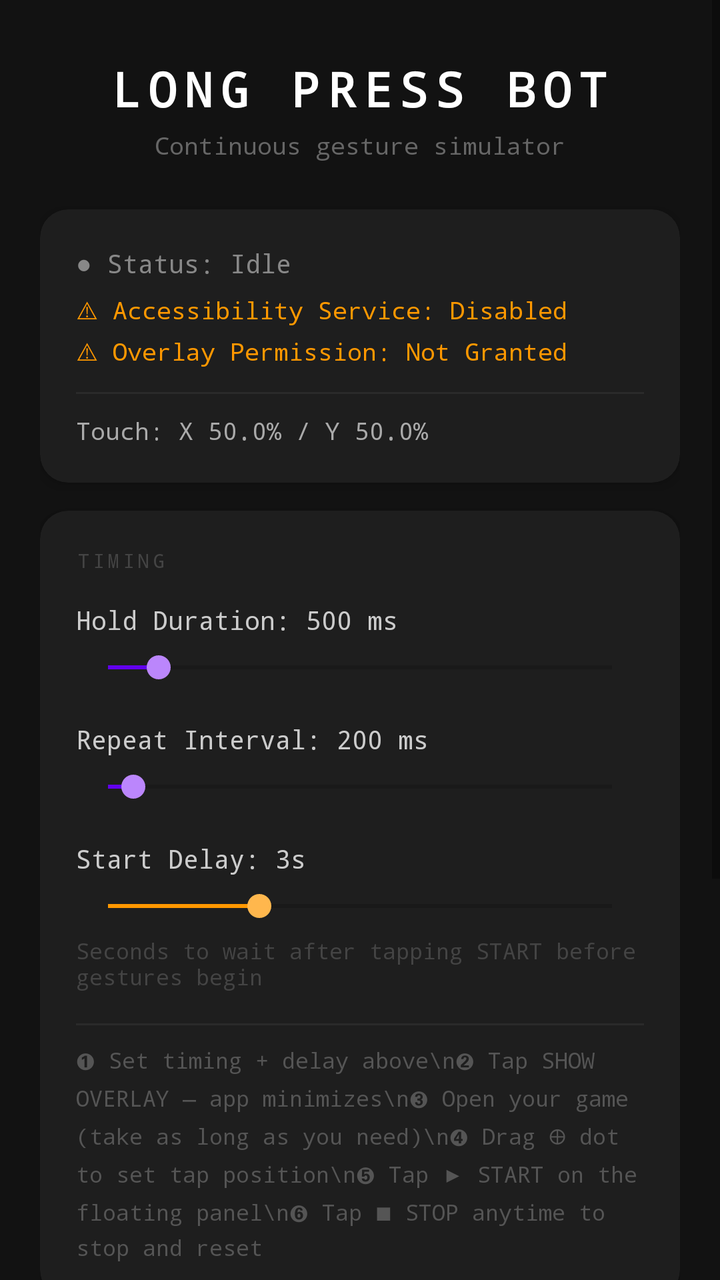
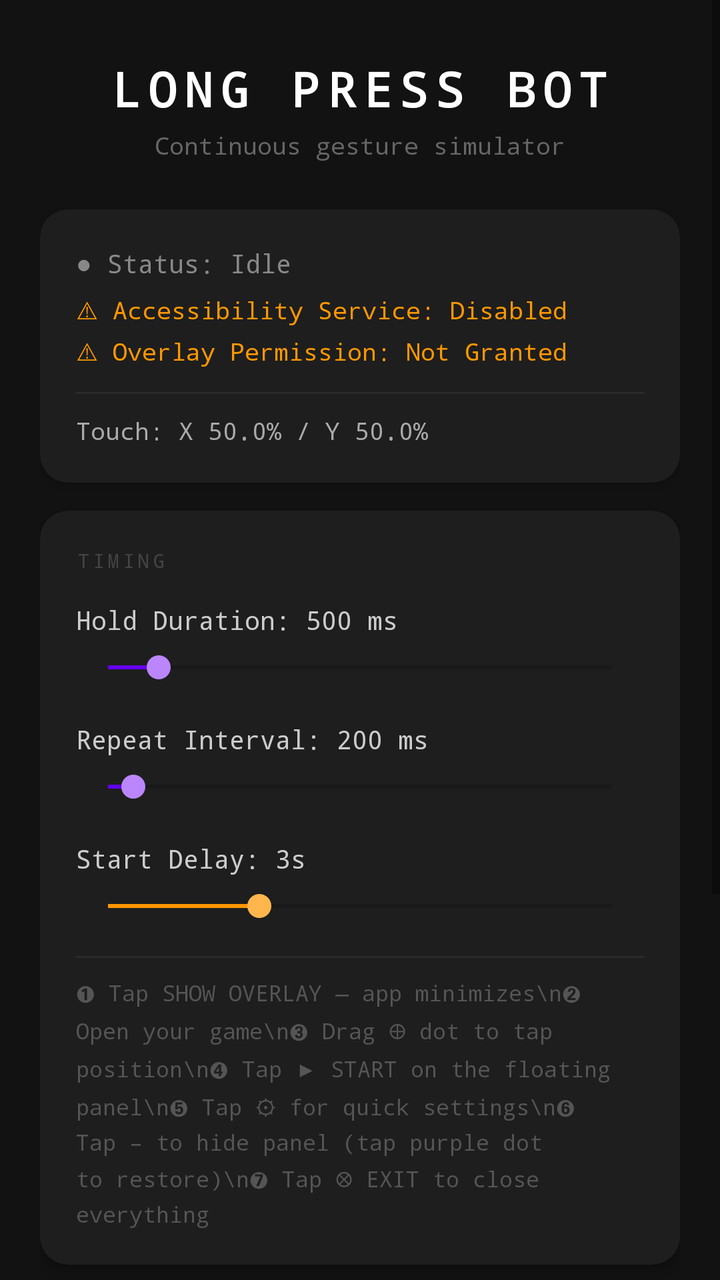

Screens rendered from an Android XML layout before and after an edit, with the pre-edit source and the edit as a unified diff.
<!-- AndroidManifest.xml: application theme Theme.LongPressApp -->
<!-- res/layout/activity_main.xml -->
<?xml version="1.0" encoding="utf-8"?>
<ScrollView xmlns:android="http://schemas.android.com/apk/res/android"
    xmlns:app="http://schemas.android.com/apk/res-auto"
    android:layout_width="match_parent"
    android:layout_height="match_parent"
    android:background="#121212"
    android:fillViewport="true">

    <androidx.constraintlayout.widget.ConstraintLayout
        android:layout_width="match_parent"
        android:layout_height="wrap_content"
        android:paddingStart="20dp"
        android:paddingEnd="20dp"
        android:paddingTop="28dp"
        android:paddingBottom="28dp">

        
        <TextView
            android:id="@+id/tvTitle"
            android:layout_width="wrap_content"
            android:layout_height="wrap_content"
            android:text="LONG PRESS BOT"
            android:textColor="#FFFFFF"
            android:textSize="24sp"
            android:textStyle="bold"
            android:letterSpacing="0.15"
            android:fontFamily="monospace"
            app:layout_constraintTop_toTopOf="parent"
            app:layout_constraintStart_toStartOf="parent"
            app:layout_constraintEnd_toEndOf="parent" />

        <TextView
            android:id="@+id/tvSubtitle"
            android:layout_width="wrap_content"
            android:layout_height="wrap_content"
            android:text="Continuous gesture simulator"
            android:textColor="#666666"
            android:textSize="12sp"
            android:fontFamily="monospace"
            android:layout_marginTop="4dp"
            app:layout_constraintTop_toBottomOf="@id/tvTitle"
            app:layout_constraintStart_toStartOf="parent"
            app:layout_constraintEnd_toEndOf="parent" />

        
        <androidx.cardview.widget.CardView
            android:id="@+id/cardStatus"
            android:layout_width="0dp"
            android:layout_height="wrap_content"
            android:layout_marginTop="24dp"
            app:cardBackgroundColor="#1E1E1E"
            app:cardCornerRadius="14dp"
            app:cardElevation="4dp"
            app:layout_constraintTop_toBottomOf="@id/tvSubtitle"
            app:layout_constraintStart_toStartOf="parent"
            app:layout_constraintEnd_toEndOf="parent">

            <LinearLayout
                android:layout_width="match_parent"
                android:layout_height="wrap_content"
                android:orientation="vertical"
                android:padding="18dp">

                <TextView
                    android:id="@+id/tvStatus"
                    android:layout_width="wrap_content"
                    android:layout_height="wrap_content"
                    android:text="● Status: Idle"
                    android:textColor="#888888"
                    android:textSize="13sp"
                    android:fontFamily="monospace" />

                <TextView
                    android:id="@+id/tvAccessibilityStatus"
                    android:layout_width="wrap_content"
                    android:layout_height="wrap_content"
                    android:text="⚠ Accessibility Service: Disabled"
                    android:textColor="#FF9800"
                    android:textSize="12sp"
                    android:fontFamily="monospace"
                    android:layout_marginTop="6dp" />

                <TextView
                    android:id="@+id/tvOverlayStatus"
                    android:layout_width="wrap_content"
                    android:layout_height="wrap_content"
                    android:text="⚠ Overlay Permission: Not Granted"
                    android:textColor="#FF9800"
                    android:textSize="12sp"
                    android:fontFamily="monospace"
                    android:layout_marginTop="4dp" />

                <View
                    android:layout_width="match_parent"
                    android:layout_height="1dp"
                    android:background="#2A2A2A"
                    android:layout_marginTop="12dp"
                    android:layout_marginBottom="10dp" />

                <TextView
                    android:id="@+id/tvTouchPosition"
                    android:layout_width="wrap_content"
                    android:layout_height="wrap_content"
                    android:text="Touch: X 50.0% / Y 50.0%"
                    android:textColor="#AAAAAA"
                    android:textSize="12sp"
                    android:fontFamily="monospace" />

            </LinearLayout>
        </androidx.cardview.widget.CardView>

        
        <androidx.cardview.widget.CardView
            android:id="@+id/cardSettings"
            android:layout_width="0dp"
            android:layout_height="wrap_content"
            android:layout_marginTop="14dp"
            app:cardBackgroundColor="#1E1E1E"
            app:cardCornerRadius="14dp"
            app:cardElevation="4dp"
            app:layout_constraintTop_toBottomOf="@id/cardStatus"
            app:layout_constraintStart_toStartOf="parent"
            app:layout_constraintEnd_toEndOf="parent">

            <LinearLayout
                android:layout_width="match_parent"
                android:layout_height="wrap_content"
                android:orientation="vertical"
                android:padding="18dp">

                <TextView
                    android:layout_width="wrap_content"
                    android:layout_height="wrap_content"
                    android:text="TIMING"
                    android:textColor="#444444"
                    android:textSize="10sp"
                    android:letterSpacing="0.15"
                    android:fontFamily="monospace" />

                
                <TextView
                    android:id="@+id/tvHoldDuration"
                    android:layout_width="wrap_content"
                    android:layout_height="wrap_content"
                    android:text="Hold Duration: 500 ms"
                    android:textColor="#CCCCCC"
                    android:textSize="13sp"
                    android:fontFamily="monospace"
                    android:layout_marginTop="14dp" />

                <SeekBar
                    android:id="@+id/seekHoldDuration"
                    android:layout_width="match_parent"
                    android:layout_height="wrap_content"
                    android:max="4500"
                    android:progress="450"
                    android:progressTint="#6200EE"
                    android:thumbTint="#BB86FC"
                    android:layout_marginTop="6dp" />

                
                <TextView
                    android:id="@+id/tvTapInterval"
                    android:layout_width="wrap_content"
                    android:layout_height="wrap_content"
                    android:text="Repeat Interval: 200 ms"
                    android:textColor="#CCCCCC"
                    android:textSize="13sp"
                    android:fontFamily="monospace"
                    android:layout_marginTop="18dp" />

                <SeekBar
                    android:id="@+id/seekTapInterval"
                    android:layout_width="match_parent"
                    android:layout_height="wrap_content"
                    android:max="2950"
                    android:progress="150"
                    android:progressTint="#6200EE"
                    android:thumbTint="#BB86FC"
                    android:layout_marginTop="6dp" />

                
                <TextView
                    android:id="@+id/tvCountdown"
                    android:layout_width="wrap_content"
                    android:layout_height="wrap_content"
                    android:text="Start Delay: 3s"
                    android:textColor="#CCCCCC"
                    android:textSize="13sp"
                    android:fontFamily="monospace"
                    android:layout_marginTop="18dp" />

                <SeekBar
                    android:id="@+id/seekCountdown"
                    android:layout_width="match_parent"
                    android:layout_height="wrap_content"
                    android:max="10"
                    android:progress="3"
                    android:progressTint="#FF9800"
                    android:thumbTint="#FFB74D"
                    android:layout_marginTop="6dp" />

                <TextView
                    android:layout_width="match_parent"
                    android:layout_height="wrap_content"
                    android:text="Seconds to wait after tapping START before gestures begin"
                    android:textColor="#444444"
                    android:textSize="11sp"
                    android:fontFamily="monospace"
                    android:layout_marginTop="6dp" />

                <View
                    android:layout_width="match_parent"
                    android:layout_height="1dp"
                    android:background="#2A2A2A"
                    android:layout_marginTop="16dp"
                    android:layout_marginBottom="10dp" />

                <TextView
                    android:layout_width="match_parent"
                    android:layout_height="wrap_content"
                    android:text="➊ Set timing + delay above\n➋ Tap SHOW OVERLAY — app minimizes\n➌ Open your game (take as long as you need)\n➍ Drag ⊕ dot to set tap position\n➎ Tap ▶ START on the floating panel\n➏ Tap ■ STOP anytime to stop and reset"
                    android:textColor="#555555"
                    android:textSize="11sp"
                    android:fontFamily="monospace"
                    android:lineSpacingExtra="4dp" />

            </LinearLayout>
        </androidx.cardview.widget.CardView>

        
        <androidx.cardview.widget.CardView
            android:id="@+id/cardPermissions"
            android:layout_width="0dp"
            android:layout_height="wrap_content"
            android:layout_marginTop="14dp"
            app:cardBackgroundColor="#1E1E1E"
            app:cardCornerRadius="14dp"
            app:cardElevation="4dp"
            app:layout_constraintTop_toBottomOf="@id/cardSettings"
            app:layout_constraintStart_toStartOf="parent"
            app:layout_constraintEnd_toEndOf="parent">

            <LinearLayout
                android:layout_width="match_parent"
                android:layout_height="wrap_content"
                android:orientation="vertical"
                android:padding="18dp">

                <TextView
                    android:layout_width="wrap_content"
                    android:layout_height="wrap_content"
                    android:text="SETUP"
                    android:textColor="#444444"
                    android:textSize="10sp"
                    android:letterSpacing="0.15"
                    android:fontFamily="monospace" />

                <Button
                    android:id="@+id/btnGrantOverlay"
                    android:layout_width="match_parent"
                    android:layout_height="46dp"
                    android:text="Grant Overlay Permission"
                    android:textColor="#FFFFFF"
                    android:layout_marginTop="12dp"
                    style="@style/Widget.MaterialComponents.Button.OutlinedButton"
                    app:strokeColor="#6200EE" />

                <Button
                    android:id="@+id/btnEnableAccessibility"
                    android:layout_width="match_parent"
                    android:layout_height="46dp"
                    android:text="Enable Accessibility Service"
                    android:textColor="#FFFFFF"
                    android:layout_marginTop="8dp"
                    style="@style/Widget.MaterialComponents.Button.OutlinedButton"
                    app:strokeColor="#6200EE" />

            </LinearLayout>
        </androidx.cardview.widget.CardView>

        
        <com.google.android.material.button.MaterialButton
            android:id="@+id/btnToggle"
            android:layout_width="0dp"
            android:layout_height="60dp"
            android:layout_marginTop="20dp"
            android:text="START"
            android:textSize="17sp"
            android:textStyle="bold"
            android:letterSpacing="0.1"
            android:fontFamily="monospace"
            android:textColor="#FFFFFF"
            app:backgroundTint="#4CAF50"
            app:cornerRadius="14dp"
            app:layout_constraintTop_toBottomOf="@id/cardPermissions"
            app:layout_constraintStart_toStartOf="parent"
            app:layout_constraintEnd_toEndOf="parent"
            app:layout_constraintBottom_toBottomOf="parent" />

    </androidx.constraintlayout.widget.ConstraintLayout>
</ScrollView>
<!-- resources referenced by this layout -->
<resources>
  <style name="Theme.LongPressApp" parent="Theme.MaterialComponents.DayNight.DarkActionBar">
          <item name="colorPrimary">@color/purple_500</item>
          <item name="colorPrimaryVariant">@color/purple_700</item>
          <item name="colorOnPrimary">@color/white</item>
          <item name="colorSecondary">@color/teal_200</item>
          <item name="colorSecondaryVariant">@color/teal_700</item>
          <item name="colorOnSecondary">@color/black</item>
          <item name="android:statusBarColor">@color/purple_700</item>
      </style>
  <color name="purple_500">#FF6200EE</color>
  <color name="purple_700">#FF3700B3</color>
  <color name="white">#FFFFFFFF</color>
  <color name="teal_200">#FF03DAC5</color>
  <color name="teal_700">#FF018786</color>
  <color name="black">#FF000000</color>
</resources>

<!-- the commit's change to res/layout/activity_main.xml (unified diff, before → after) -->
@@ -9,294 +9,150 @@
     <androidx.constraintlayout.widget.ConstraintLayout
         android:layout_width="match_parent"
         android:layout_height="wrap_content"
-        android:paddingStart="20dp"
-        android:paddingEnd="20dp"
-        android:paddingTop="28dp"
-        android:paddingBottom="28dp">
+        android:paddingStart="20dp" android:paddingEnd="20dp"
+        android:paddingTop="28dp"  android:paddingBottom="28dp">
 
-        
-        <TextView
-            android:id="@+id/tvTitle"
-            android:layout_width="wrap_content"
-            android:layout_height="wrap_content"
+        <TextView android:id="@+id/tvTitle"
+            android:layout_width="wrap_content" android:layout_height="wrap_content"
             android:text="LONG PRESS BOT"
-            android:textColor="#FFFFFF"
-            android:textSize="24sp"
-            android:textStyle="bold"
-            android:letterSpacing="0.15"
-            android:fontFamily="monospace"
+            android:textColor="#FFFFFF" android:textSize="24sp" android:textStyle="bold"
+            android:letterSpacing="0.15" android:fontFamily="monospace"
             app:layout_constraintTop_toTopOf="parent"
             app:layout_constraintStart_toStartOf="parent"
-            app:layout_constraintEnd_toEndOf="parent" />
+            app:layout_constraintEnd_toEndOf="parent"/>
 
-        <TextView
-            android:id="@+id/tvSubtitle"
-            android:layout_width="wrap_content"
-            android:layout_height="wrap_content"
+        <TextView android:id="@+id/tvSubtitle"
+            android:layout_width="wrap_content" android:layout_height="wrap_content"
             android:text="Continuous gesture simulator"
-            android:textColor="#666666"
-            android:textSize="12sp"
-            android:fontFamily="monospace"
+            android:textColor="#666666" android:textSize="12sp" android:fontFamily="monospace"
             android:layout_marginTop="4dp"
             app:layout_constraintTop_toBottomOf="@id/tvTitle"
             app:layout_constraintStart_toStartOf="parent"
-            app:layout_constraintEnd_toEndOf="parent" />
+            app:layout_constraintEnd_toEndOf="parent"/>
 
         
-        <androidx.cardview.widget.CardView
-            android:id="@+id/cardStatus"
-            android:layout_width="0dp"
-            android:layout_height="wrap_content"
+        <androidx.cardview.widget.CardView android:id="@+id/cardStatus"
+            android:layout_width="0dp" android:layout_height="wrap_content"
             android:layout_marginTop="24dp"
-            app:cardBackgroundColor="#1E1E1E"
-            app:cardCornerRadius="14dp"
-            app:cardElevation="4dp"
+            app:cardBackgroundColor="#1E1E1E" app:cardCornerRadius="14dp" app:cardElevation="4dp"
             app:layout_constraintTop_toBottomOf="@id/tvSubtitle"
             app:layout_constraintStart_toStartOf="parent"
             app:layout_constraintEnd_toEndOf="parent">
-
-            <LinearLayout
-                android:layout_width="match_parent"
-                android:layout_height="wrap_content"
-                android:orientation="vertical"
-                android:padding="18dp">
-
-                <TextView
-                    android:id="@+id/tvStatus"
-                    android:layout_width="wrap_content"
-                    android:layout_height="wrap_content"
-                    android:text="● Status: Idle"
-                    android:textColor="#888888"
-                    android:textSize="13sp"
-                    android:fontFamily="monospace" />
-
-                <TextView
-                    android:id="@+id/tvAccessibilityStatus"
-                    android:layout_width="wrap_content"
-                    android:layout_height="wrap_content"
-                    android:text="⚠ Accessibility Service: Disabled"
-                    android:textColor="#FF9800"
-                    android:textSize="12sp"
-                    android:fontFamily="monospace"
-                    android:layout_marginTop="6dp" />
-
-                <TextView
-                    android:id="@+id/tvOverlayStatus"
-                    android:layout_width="wrap_content"
-                    android:layout_height="wrap_content"
-                    android:text="⚠ Overlay Permission: Not Granted"
-                    android:textColor="#FF9800"
-                    android:textSize="12sp"
-                    android:fontFamily="monospace"
-                    android:layout_marginTop="4dp" />
-
-                <View
-                    android:layout_width="match_parent"
-                    android:layout_height="1dp"
-                    android:background="#2A2A2A"
-                    android:layout_marginTop="12dp"
-                    android:layout_marginBottom="10dp" />
-
-                <TextView
-                    android:id="@+id/tvTouchPosition"
-                    android:layout_width="wrap_content"
-                    android:layout_height="wrap_content"
-                    android:text="Touch: X 50.0% / Y 50.0%"
-                    android:textColor="#AAAAAA"
-                    android:textSize="12sp"
-                    android:fontFamily="monospace" />
-
+            <LinearLayout android:layout_width="match_parent" android:layout_height="wrap_content"
+                android:orientation="vertical" android:padding="18dp">
+                <TextView android:id="@+id/tvStatus"
+                    android:layout_width="wrap_content" android:layout_height="wrap_content"
+                    android:text="● Status: Idle" android:textColor="#888888"
+                    android:textSize="13sp" android:fontFamily="monospace"/>
+                <TextView android:id="@+id/tvAccessibilityStatus"
+                    android:layout_width="wrap_content" android:layout_height="wrap_content"
+                    android:text="⚠ Accessibility Service: Disabled" android:textColor="#FF9800"
+                    android:textSize="12sp" android:fontFamily="monospace" android:layout_marginTop="6dp"/>
+                <TextView android:id="@+id/tvOverlayStatus"
+                    android:layout_width="wrap_content" android:layout_height="wrap_content"
+                    android:text="⚠ Overlay Permission: Not Granted" android:textColor="#FF9800"
+                    android:textSize="12sp" android:fontFamily="monospace" android:layout_marginTop="4dp"/>
+                <View android:layout_width="match_parent" android:layout_height="1dp"
+                    android:background="#2A2A2A" android:layout_marginTop="12dp" android:layout_marginBottom="10dp"/>
+                <TextView android:id="@+id/tvTouchPosition"
+                    android:layout_width="wrap_content" android:layout_height="wrap_content"
+                    android:text="Touch: X 50.0% / Y 50.0%" android:textColor="#AAAAAA"
+                    android:textSize="12sp" android:fontFamily="monospace"/>
             </LinearLayout>
         </androidx.cardview.widget.CardView>
 
         
-        <androidx.cardview.widget.CardView
-            android:id="@+id/cardSettings"
-            android:layout_width="0dp"
-            android:layout_height="wrap_content"
+        <androidx.cardview.widget.CardView android:id="@+id/cardSettings"
+            android:layout_width="0dp" android:layout_height="wrap_content"
             android:layout_marginTop="14dp"
-            app:cardBackgroundColor="#1E1E1E"
-            app:cardCornerRadius="14dp"
-            app:cardElevation="4dp"
+            app:cardBackgroundColor="#1E1E1E" app:cardCornerRadius="14dp" app:cardElevation="4dp"
             app:layout_constraintTop_toBottomOf="@id/cardStatus"
             app:layout_constraintStart_toStartOf="parent"
             app:layout_constraintEnd_toEndOf="parent">
+            <LinearLayout android:layout_width="match_parent" android:layout_height="wrap_content"
+                android:orientation="vertical" android:padding="18dp">
 
-            <LinearLayout
-                android:layout_width="match_parent"
-                android:layout_height="wrap_content"
-                android:orientation="vertical"
-                android:padding="18dp">
+                <TextView android:layout_width="wrap_content" android:layout_height="wrap_content"
+                    android:text="TIMING" android:textColor="#444444" android:textSize="10sp"
+                    android:letterSpacing="0.15" android:fontFamily="monospace"/>
 
-                <TextView
-                    android:layout_width="wrap_content"
-                    android:layout_height="wrap_content"
-                    android:text="TIMING"
-                    android:textColor="#444444"
-                    android:textSize="10sp"
-                    android:letterSpacing="0.15"
-                    android:fontFamily="monospace" />
+                <TextView android:id="@+id/tvHoldDuration"
+                    android:layout_width="wrap_content" android:layout_height="wrap_content"
+                    android:text="Hold Duration: 500 ms" android:textColor="#CCCCCC"
+                    android:textSize="13sp" android:fontFamily="monospace" android:layout_marginTop="14dp"/>
+                <SeekBar android:id="@+id/seekHoldDuration"
+                    android:layout_width="match_parent" android:layout_height="wrap_content"
+                    android:max="4500" android:progress="450"
+                    android:progressTint="#6200EE" android:thumbTint="#BB86FC" android:layout_marginTop="6dp"/>
 
-                
-                <TextView
-                    android:id="@+id/tvHoldDuration"
-                    android:layout_width="wrap_content"
-                    android:layout_height="wrap_content"
-                    android:text="Hold Duration: 500 ms"
-                    android:textColor="#CCCCCC"
-                    android:textSize="13sp"
-                    android:fontFamily="monospace"
-                    android:layout_marginTop="14dp" />
+                <TextView android:id="@+id/tvTapInterval"
+                    android:layout_width="wrap_content" android:layout_height="wrap_content"
+                    android:text="Repeat Interval: 200 ms" android:textColor="#CCCCCC"
+                    android:textSize="13sp" android:fontFamily="monospace" android:layout_marginTop="18dp"/>
+                <SeekBar android:id="@+id/seekTapInterval"
+                    android:layout_width="match_parent" android:layout_height="wrap_content"
+                    android:max="2950" android:progress="150"
+                    android:progressTint="#6200EE" android:thumbTint="#BB86FC" android:layout_marginTop="6dp"/>
 
-                <SeekBar
-                    android:id="@+id/seekHoldDuration"
-                    android:layout_width="match_parent"
-                    android:layout_height="wrap_content"
-                    android:max="4500"
-                    android:progress="450"
-                    android:progressTint="#6200EE"
-                    android:thumbTint="#BB86FC"
-                    android:layout_marginTop="6dp" />
+                <TextView android:id="@+id/tvCountdown"
+                    android:layout_width="wrap_content" android:layout_height="wrap_content"
+                    android:text="Start Delay: 3s" android:textColor="#CCCCCC"
+                    android:textSize="13sp" android:fontFamily="monospace" android:layout_marginTop="18dp"/>
+                <SeekBar android:id="@+id/seekCountdown"
+                    android:layout_width="match_parent" android:layout_height="wrap_content"
+                    android:max="10" android:progress="3"
+                    android:progressTint="#FF9800" android:thumbTint="#FFB74D" android:layout_marginTop="6dp"/>
 
-                
-                <TextView
-                    android:id="@+id/tvTapInterval"
-                    android:layout_width="wrap_content"
-                    android:layout_height="wrap_content"
-                    android:text="Repeat Interval: 200 ms"
-                    android:textColor="#CCCCCC"
-                    android:textSize="13sp"
-                    android:fontFamily="monospace"
-                    android:layout_marginTop="18dp" />
+                <View android:layout_width="match_parent" android:layout_height="1dp"
+                    android:background="#2A2A2A" android:layout_marginTop="16dp" android:layout_marginBottom="10dp"/>
 
-                <SeekBar
-                    android:id="@+id/seekTapInterval"
-                    android:layout_width="match_parent"
-                    android:layout_height="wrap_content"
-                    android:max="2950"
-                    android:progress="150"
-                    android:progressTint="#6200EE"
-                    android:thumbTint="#BB86FC"
-                    android:layout_marginTop="6dp" />
-
-                
-                <TextView
-                    android:id="@+id/tvCountdown"
-                    android:layout_width="wrap_content"
-                    android:layout_height="wrap_content"
-                    android:text="Start Delay: 3s"
-                    android:textColor="#CCCCCC"
-                    android:textSize="13sp"
-                    android:fontFamily="monospace"
-                    android:layout_marginTop="18dp" />
-
-                <SeekBar
-                    android:id="@+id/seekCountdown"
-                    android:layout_width="match_parent"
-                    android:layout_height="wrap_content"
-                    android:max="10"
-                    android:progress="3"
-                    android:progressTint="#FF9800"
-                    android:thumbTint="#FFB74D"
-                    android:layout_marginTop="6dp" />
-
-                <TextView
-                    android:layout_width="match_parent"
-                    android:layout_height="wrap_content"
-                    android:text="Seconds to wait after tapping START before gestures begin"
-                    android:textColor="#444444"
-                    android:textSize="11sp"
-                    android:fontFamily="monospace"
-                    android:layout_marginTop="6dp" />
-
-                <View
-                    android:layout_width="match_parent"
-                    android:layout_height="1dp"
-                    android:background="#2A2A2A"
-                    android:layout_marginTop="16dp"
-                    android:layout_marginBottom="10dp" />
-
-                <TextView
-                    android:layout_width="match_parent"
-                    android:layout_height="wrap_content"
-                    android:text="➊ Set timing + delay above\n➋ Tap SHOW OVERLAY — app minimizes\n➌ Open your game (take as long as you need)\n➍ Drag ⊕ dot to set tap position\n➎ Tap ▶ START on the floating panel\n➏ Tap ■ STOP anytime to stop and reset"
-                    android:textColor="#555555"
-                    android:textSize="11sp"
-                    android:fontFamily="monospace"
-                    android:lineSpacingExtra="4dp" />
-
+                <TextView android:layout_width="match_parent" android:layout_height="wrap_content"
+                    android:text="➊ Tap SHOW OVERLAY — app minimizes\n➋ Open your game\n➌ Drag ⊕ dot to tap position\n➍ Tap ▶ START on the floating panel\n➎ Tap ⚙ for quick settings\n➏ Tap – to hide panel (tap purple dot to restore)\n➐ Tap ⊗ EXIT to close everything"
+                    android:textColor="#555555" android:textSize="11sp"
+                    android:fontFamily="monospace" android:lineSpacingExtra="4dp"/>
             </LinearLayout>
         </androidx.cardview.widget.CardView>
 
         
-        <androidx.cardview.widget.CardView
-            android:id="@+id/cardPermissions"
-            android:layout_width="0dp"
-            android:layout_height="wrap_content"
+        <androidx.cardview.widget.CardView android:id="@+id/cardPermissions"
+            android:layout_width="0dp" android:layout_height="wrap_content"
             android:layout_marginTop="14dp"
-            app:cardBackgroundColor="#1E1E1E"
-            app:cardCornerRadius="14dp"
-            app:cardElevation="4dp"
+            app:cardBackgroundColor="#1E1E1E" app:cardCornerRadius="14dp" app:cardElevation="4dp"
             app:layout_constraintTop_toBottomOf="@id/cardSettings"
             app:layout_constraintStart_toStartOf="parent"
             app:layout_constraintEnd_toEndOf="parent">
-
-            <LinearLayout
-                android:layout_width="match_parent"
-                android:layout_height="wrap_content"
-                android:orientation="vertical"
-                android:padding="18dp">
-
-                <TextView
-                    android:layout_width="wrap_content"
-                    android:layout_height="wrap_content"
-                    android:text="SETUP"
-                    android:textColor="#444444"
-                    android:textSize="10sp"
-                    android:letterSpacing="0.15"
-                    android:fontFamily="monospace" />
-
-                <Button
-                    android:id="@+id/btnGrantOverlay"
-                    android:layout_width="match_parent"
-                    android:layout_height="46dp"
-                    android:text="Grant Overlay Permission"
-                    android:textColor="#FFFFFF"
+            <LinearLayout android:layout_width="match_parent" android:layout_height="wrap_content"
+                android:orientation="vertical" android:padding="18dp">
+                <TextView android:layout_width="wrap_content" android:layout_height="wrap_content"
+                    android:text="SETUP" android:textColor="#444444" android:textSize="10sp"
+                    android:letterSpacing="0.15" android:fontFamily="monospace"/>
+                <Button android:id="@+id/btnGrantOverlay"
+                    android:layout_width="match_parent" android:layout_height="46dp"
+                    android:text="Grant Overlay Permission" android:textColor="#FFFFFF"
                     android:layout_marginTop="12dp"
                     style="@style/Widget.MaterialComponents.Button.OutlinedButton"
-                    app:strokeColor="#6200EE" />
-
-                <Button
-                    android:id="@+id/btnEnableAccessibility"
-                    android:layout_width="match_parent"
-                    android:layout_height="46dp"
-                    android:text="Enable Accessibility Service"
-                    android:textColor="#FFFFFF"
+                    app:strokeColor="#6200EE"/>
+                <Button android:id="@+id/btnEnableAccessibility"
+                    android:layout_width="match_parent" android:layout_height="46dp"
+                    android:text="Enable Accessibility Service" android:textColor="#FFFFFF"
                     android:layout_marginTop="8dp"
                     style="@style/Widget.MaterialComponents.Button.OutlinedButton"
-                    app:strokeColor="#6200EE" />
-
+                    app:strokeColor="#6200EE"/>
             </LinearLayout>
         </androidx.cardview.widget.CardView>
 
         
-        <com.google.android.material.button.MaterialButton
-            android:id="@+id/btnToggle"
-            android:layout_width="0dp"
-            android:layout_height="60dp"
+        <com.google.android.material.button.MaterialButton android:id="@+id/btnToggle"
+            android:layout_width="0dp" android:layout_height="60dp"
             android:layout_marginTop="20dp"
-            android:text="START"
-            android:textSize="17sp"
-            android:textStyle="bold"
-            android:letterSpacing="0.1"
-            android:fontFamily="monospace"
-            android:textColor="#FFFFFF"
-            app:backgroundTint="#4CAF50"
-            app:cornerRadius="14dp"
+            android:text="SHOW OVERLAY"
+            android:textSize="17sp" android:textStyle="bold"
+            android:letterSpacing="0.1" android:fontFamily="monospace" android:textColor="#FFFFFF"
+            app:backgroundTint="#6200EE" app:cornerRadius="14dp"
             app:layout_constraintTop_toBottomOf="@id/cardPermissions"
             app:layout_constraintStart_toStartOf="parent"
             app:layout_constraintEnd_toEndOf="parent"
-            app:layout_constraintBottom_toBottomOf="parent" />
+            app:layout_constraintBottom_toBottomOf="parent"/>
 
     </androidx.constraintlayout.widget.ConstraintLayout>
 </ScrollView>
<!-- resource entries referenced after the edit -->
@@ -4,16 +4,10 @@
           <item name="colorPrimary">@color/purple_500</item>
           <item name="colorPrimaryVariant">@color/purple_700</item>
           <item name="colorOnPrimary">@color/white</item>
-          <item name="colorSecondary">@color/teal_200</item>
-          <item name="colorSecondaryVariant">@color/teal_700</item>
-          <item name="colorOnSecondary">@color/black</item>
           <item name="android:statusBarColor">@color/purple_700</item>
       </style>
   <color name="purple_500">#FF6200EE</color>
   <color name="purple_700">#FF3700B3</color>
   <color name="white">#FFFFFFFF</color>
-  <color name="teal_200">#FF03DAC5</color>
-  <color name="teal_700">#FF018786</color>
-  <color name="black">#FF000000</color>
 </resources>
 
